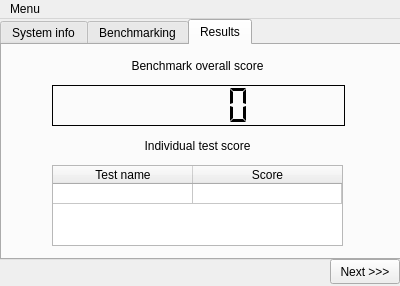
This is Client_GUI/Sources/mainwindow.ui in fi-73/FiztehMark as Qt 5 draws it before an edit. The edited form follows.
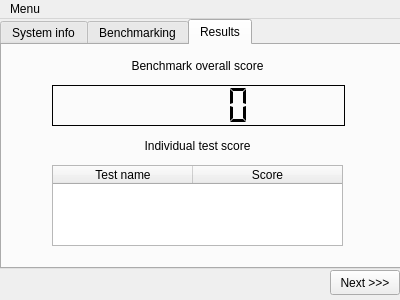
This is the edited form. The open tabs and pages were chosen to show the change.

Diff of the .ui file:
```diff
--- a/Client_GUI/Sources/mainwindow.ui
+++ b/Client_GUI/Sources/mainwindow.ui
@@ -8,7 +8,7 @@
     <x>0</x>
     <y>0</y>
     <width>400</width>
-    <height>286</height>
+    <height>300</height>
    </rect>
   </property>
   <property name="sizePolicy">
@@ -20,13 +20,13 @@
   <property name="minimumSize">
    <size>
     <width>400</width>
-    <height>286</height>
+    <height>300</height>
    </size>
   </property>
   <property name="maximumSize">
    <size>
     <width>400</width>
-    <height>286</height>
+    <height>300</height>
    </size>
   </property>
   <property name="windowTitle">
@@ -39,7 +39,7 @@
       <x>0</x>
       <y>0</y>
       <width>401</width>
-      <height>241</height>
+      <height>250</height>
      </rect>
     </property>
     <property name="currentIndex">
@@ -287,11 +287,6 @@
       <attribute name="verticalHeaderMinimumSectionSize">
        <number>20</number>
       </attribute>
-      <row>
-       <property name="text">
-        <string>Test 1</string>
-       </property>
-      </row>
       <column>
        <property name="text">
         <string>Test name</string>
@@ -302,25 +297,6 @@
         <string>Score</string>
        </property>
       </column>
-      <item row="0" column="0">
-       <property name="text">
-        <string/>
-       </property>
-       <property name="flags">
-        <set>ItemIsDragEnabled|ItemIsEnabled</set>
-       </property>
-      </item>
-      <item row="0" column="1">
-       <property name="text">
-        <string/>
-       </property>
-       <property name="textAlignment">
-        <set>AlignHCenter|AlignVCenter|AlignCenter</set>
-       </property>
-       <property name="flags">
-        <set>ItemIsDragEnabled|ItemIsEnabled</set>
-       </property>
-      </item>
      </widget>
     </widget>
    </widget>
@@ -328,7 +304,7 @@
     <property name="geometry">
      <rect>
       <x>330</x>
-      <y>240</y>
+      <y>251</y>
       <width>70</width>
       <height>25</height>
      </rect>
```
Left out of the diff: 4 changed lines with no effect on the pictures.
